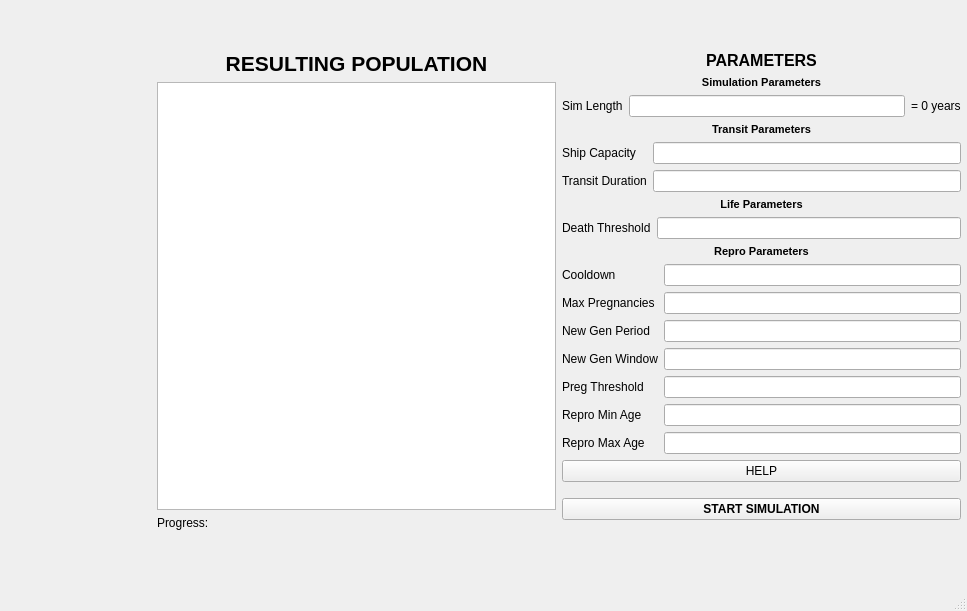
This is colonysim.ui in matejpoliacek/mars_colonist_simulator as Qt 5 draws it before an edit. The edited form follows.
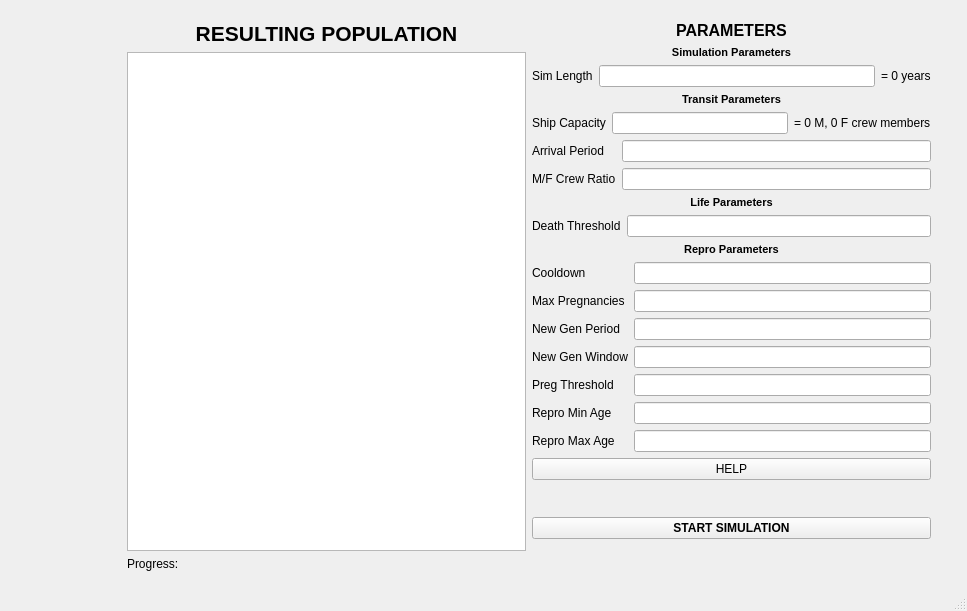
This is the edited form.

Commit message: add crew ration, UI updating, start help window

```diff
--- a/colonysim.ui
+++ b/colonysim.ui
@@ -23,10 +23,10 @@
    <widget class="QWidget" name="horizontalLayoutWidget_3">
     <property name="geometry">
      <rect>
-      <x>40</x>
-      <y>40</y>
+      <x>10</x>
+      <y>10</y>
       <width>932</width>
-      <height>501</height>
+      <height>572</height>
      </rect>
     </property>
     <layout class="QHBoxLayout" name="horizontalLayout_3">
@@ -91,112 +91,38 @@
      </item>
      <item>
       <layout class="QGridLayout" name="gridLayout">
+       <item row="9" column="0">
+        <widget class="QLabel" name="labelLifeHeader">
+         <property name="font">
+          <font>
+           <pointsize>8</pointsize>
+           <weight>75</weight>
+           <bold>true</bold>
+          </font>
+         </property>
+         <property name="text">
+          <string>Life Parameters</string>
+         </property>
+         <property name="alignment">
+          <set>Qt::AlignCenter</set>
+         </property>
+        </widget>
+       </item>
+       <item row="10" column="0">
+        <layout class="QFormLayout" name="formLayout_5">
+         <item row="0" column="0">
+          <widget class="QLabel" name="labelDeathThresh">
+           <property name="text">
+            <string>Death Threshold</string>
+           </property>
+          </widget>
+         </item>
+         <item row="0" column="1">
+          <widget class="QLineEdit" name="lineEdit_deathThresh"/>
+         </item>
+        </layout>
+       </item>
        <item row="12" column="0">
-        <widget class="QPushButton" name="pushButtonHelp">
-         <property name="text">
-          <string>HELP</string>
-         </property>
-        </widget>
-       </item>
-       <item row="42" column="0">
-        <spacer name="verticalSpacer_3">
-         <property name="orientation">
-          <enum>Qt::Vertical</enum>
-         </property>
-         <property name="sizeHint" stdset="0">
-          <size>
-           <width>20</width>
-           <height>40</height>
-          </size>
-         </property>
-        </spacer>
-       </item>
-       <item row="1" column="0">
-        <widget class="QLabel" name="labelSimHeader">
-         <property name="font">
-          <font>
-           <pointsize>8</pointsize>
-           <weight>75</weight>
-           <bold>true</bold>
-          </font>
-         </property>
-         <property name="text">
-          <string>Simulation Parameters</string>
-         </property>
-         <property name="alignment">
-          <set>Qt::AlignCenter</set>
-         </property>
-        </widget>
-       </item>
-       <item row="0" column="0">
-        <widget class="QLabel" name="labelParam">
-         <property name="font">
-          <font>
-           <pointsize>12</pointsize>
-           <weight>75</weight>
-           <bold>true</bold>
-          </font>
-         </property>
-         <property name="text">
-          <string>PARAMETERS</string>
-         </property>
-         <property name="alignment">
-          <set>Qt::AlignCenter</set>
-         </property>
-        </widget>
-       </item>
-       <item row="2" column="0">
-        <layout class="QHBoxLayout" name="horizontalLayout">
-         <item>
-          <widget class="QLabel" name="labelSimLength">
-           <property name="text">
-            <string>Sim Length</string>
-           </property>
-          </widget>
-         </item>
-         <item>
-          <widget class="QLineEdit" name="lineEdit_simLength"/>
-         </item>
-         <item>
-          <widget class="QLabel" name="label_simYears">
-           <property name="text">
-            <string>= 0 years</string>
-           </property>
-          </widget>
-         </item>
-        </layout>
-       </item>
-       <item row="43" column="0">
-        <widget class="QPushButton" name="pushButtonStart">
-         <property name="font">
-          <font>
-           <weight>75</weight>
-           <bold>true</bold>
-          </font>
-         </property>
-         <property name="text">
-          <string>START SIMULATION</string>
-         </property>
-        </widget>
-       </item>
-       <item row="4" column="0">
-        <widget class="QLabel" name="labelTransitHeader">
-         <property name="font">
-          <font>
-           <pointsize>8</pointsize>
-           <weight>75</weight>
-           <bold>true</bold>
-          </font>
-         </property>
-         <property name="text">
-          <string>Transit Parameters</string>
-         </property>
-         <property name="alignment">
-          <set>Qt::AlignCenter</set>
-         </property>
-        </widget>
-       </item>
-       <item row="11" column="0">
         <layout class="QFormLayout" name="formLayout_2">
          <item row="0" column="0">
           <widget class="QLabel" name="labelCooldown">
@@ -270,34 +196,7 @@
          </item>
         </layout>
        </item>
-       <item row="45" column="0">
-        <spacer name="verticalSpacer">
-         <property name="orientation">
-          <enum>Qt::Vertical</enum>
-         </property>
-         <property name="sizeHint" stdset="0">
-          <size>
-           <width>20</width>
-           <height>40</height>
-          </size>
-         </property>
-        </spacer>
-       </item>
-       <item row="9" column="0">
-        <layout class="QFormLayout" name="formLayout_5">
-         <item row="0" column="0">
-          <widget class="QLabel" name="labelDeathThresh">
-           <property name="text">
-            <string>Death Threshold</string>
-           </property>
-          </widget>
-         </item>
-         <item row="0" column="1">
-          <widget class="QLineEdit" name="lineEdit_deathThresh"/>
-         </item>
-        </layout>
-       </item>
-       <item row="10" column="0">
+       <item row="11" column="0">
         <widget class="QLabel" name="labelRepro">
          <property name="font">
           <font>
@@ -314,32 +213,70 @@
          </property>
         </widget>
        </item>
-       <item row="7" column="0">
-        <layout class="QFormLayout" name="formLayout">
-         <item row="0" column="0">
-          <widget class="QLabel" name="labelCapacity">
+       <item row="2" column="0">
+        <layout class="QHBoxLayout" name="horizontalLayout">
+         <item>
+          <widget class="QLabel" name="labelSimLength">
            <property name="text">
-            <string>Ship Capacity</string>
+            <string>Sim Length</string>
            </property>
           </widget>
          </item>
-         <item row="0" column="1">
-          <widget class="QLineEdit" name="lineEdit_capacity"/>
+         <item>
+          <widget class="QLineEdit" name="lineEdit_simLength"/>
          </item>
-         <item row="1" column="0">
-          <widget class="QLabel" name="labelTransit">
+         <item>
+          <widget class="QLabel" name="label_simYears">
            <property name="text">
-            <string>Transit Duration</string>
+            <string>= 0 years</string>
            </property>
           </widget>
          </item>
-         <item row="1" column="1">
-          <widget class="QLineEdit" name="lineEdit_transit"/>
-         </item>
         </layout>
        </item>
+       <item row="0" column="0">
+        <widget class="QLabel" name="labelParam">
+         <property name="font">
+          <font>
+           <pointsize>12</pointsize>
+           <weight>75</weight>
+           <bold>true</bold>
+          </font>
+         </property>
+         <property name="text">
+          <string>PARAMETERS</string>
+         </property>
+         <property name="alignment">
+          <set>Qt::AlignCenter</set>
+         </property>
+        </widget>
+       </item>
        <item row="8" column="0">
-        <widget class="QLabel" name="labelLifeHeader">
+        <layout class="QFormLayout" name="formLayout">
+         <item row="2" column="0">
+          <widget class="QLabel" name="labelCrewRatio">
+           <property name="text">
+            <string>M/F Crew Ratio</string>
+           </property>
+          </widget>
+         </item>
+         <item row="1" column="0">
+          <widget class="QLabel" name="labelArrival">
+           <property name="text">
+            <string>Arrival Period</string>
+           </property>
+          </widget>
+         </item>
+         <item row="1" column="1">
+          <widget class="QLineEdit" name="lineEdit_arrival"/>
+         </item>
+         <item row="2" column="1">
+          <widget class="QLineEdit" name="lineEdit_crewRatio"/>
+         </item>
+        </layout>
+       </item>
+       <item row="4" column="0">
+        <widget class="QLabel" name="labelTransitHeader">
          <property name="font">
           <font>
            <pointsize>8</pointsize>
@@ -348,13 +285,101 @@
           </font>
          </property>
          <property name="text">
-          <string>Life Parameters</string>
+          <string>Transit Parameters</string>
          </property>
          <property name="alignment">
           <set>Qt::AlignCenter</set>
          </property>
         </widget>
        </item>
+       <item row="1" column="0">
+        <widget class="QLabel" name="labelSimHeader">
+         <property name="font">
+          <font>
+           <pointsize>8</pointsize>
+           <weight>75</weight>
+           <bold>true</bold>
+          </font>
+         </property>
+         <property name="text">
+          <string>Simulation Parameters</string>
+         </property>
+         <property name="alignment">
+          <set>Qt::AlignCenter</set>
+         </property>
+        </widget>
+       </item>
+       <item row="13" column="0">
+        <widget class="QPushButton" name="pushButtonHelp">
+         <property name="text">
+          <string>HELP</string>
+         </property>
+        </widget>
+       </item>
+       <item row="44" column="0">
+        <widget class="QPushButton" name="pushButtonStart">
+         <property name="font">
+          <font>
+           <weight>75</weight>
+           <bold>true</bold>
+          </font>
+         </property>
+         <property name="text">
+          <string>START SIMULATION</string>
+         </property>
+        </widget>
+       </item>
+       <item row="43" column="0">
+        <spacer name="verticalSpacer_3">
+         <property name="orientation">
+          <enum>Qt::Vertical</enum>
+         </property>
+         <property name="sizeHint" stdset="0">
+          <size>
+           <width>20</width>
+           <height>40</height>
+          </size>
+         </property>
+        </spacer>
+       </item>
+       <item row="46" column="0">
+        <spacer name="verticalSpacer">
+         <property name="orientation">
+          <enum>Qt::Vertical</enum>
+         </property>
+         <property name="sizeHint" stdset="0">
+          <size>
+           <width>20</width>
+           <height>40</height>
+          </size>
+         </property>
+        </spacer>
+       </item>
+       <item row="6" column="0">
+        <layout class="QVBoxLayout" name="verticalLayout_2">
+         <item>
+          <layout class="QHBoxLayout" name="horizontalLayout_2">
+           <item>
+            <widget class="QLabel" name="labelCapacity">
+             <property name="text">
+              <string>Ship Capacity</string>
+             </property>
+            </widget>
+           </item>
+           <item>
+            <widget class="QLineEdit" name="lineEdit_capacity"/>
+           </item>
+           <item>
+            <widget class="QLabel" name="label_crewRatioDisplay">
+             <property name="text">
+              <string>= 0 M, 0 F crew members</string>
+             </property>
+            </widget>
+           </item>
+          </layout>
+         </item>
+        </layout>
+       </item>
       </layout>
      </item>
     </layout>
```
The commit also changes 5 other files.
